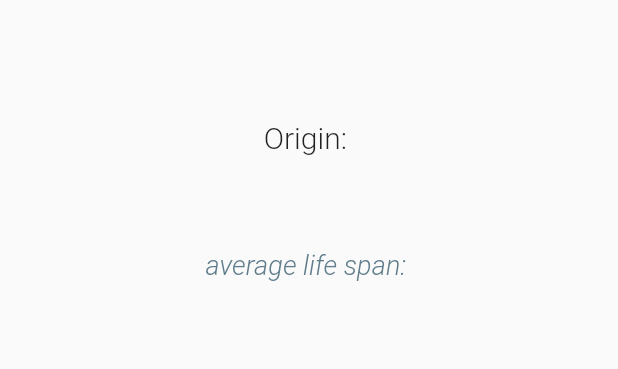
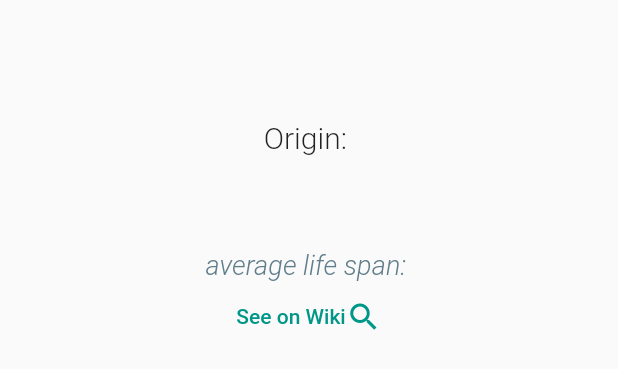
Before and after one commit to yarkaeva/cat_app, a Flutter app: the CatCardWidget widget shown alone on an empty page, opened directly with empty values, on a phone screen of 412 x 824 dp. Shown: the top 369 px of the screen. Run offline on Flutter 3.47's test engine with Material 2 defaults, Android fonts, the phone set to English and light mode, and no system bars; our stand-ins replace webview_flutter; network calls fail.

Commit message:
Added wiki webview

```diff
--- a/lib/core/theme.dart
+++ b/lib/core/theme.dart
@@ -9,6 +9,11 @@ class CustomTheme {
             color: Colors.white,
             fontSize: 25,
             fontWeight: FontWeight.w700,
+          ),
+        ),
+        textButtonTheme: const TextButtonThemeData(
+          style: ButtonStyle(
+            foregroundColor: MaterialStatePropertyAll(Colors.teal),
           ),
         ),
         textTheme: const TextTheme(
--- a/lib/main.dart
+++ b/lib/main.dart
@@ -1,5 +1,6 @@
 import 'package:fetching_data_with_cat_api/pages/cat_page.dart';
 import 'package:fetching_data_with_cat_api/pages/home_page.dart';
+import 'package:fetching_data_with_cat_api/pages/wiki_page.dart';
 import 'package:flutter/material.dart';
 import 'core/theme.dart';
 
@@ -17,6 +18,9 @@ class App extends StatelessWidget {
       routes: {
         '/': (context) => const HomePage(),
         '/cat_page': (context) => const CatPage(),
+        '/cat_page_wiki': (context) => WikiPage(
+              wikiUrl: ModalRoute.of(context)!.settings.arguments as String,
+            ),
       },
     );
   }
--- a/lib/widgets/cat_card_widget.dart
+++ b/lib/widgets/cat_card_widget.dart
@@ -8,7 +8,10 @@ class CatCardWidget extends StatelessWidget {
   @override
   Widget build(BuildContext context) {
     return ListView(
-        padding: const EdgeInsets.symmetric(vertical: 10, horizontal: 20),
+        padding: const EdgeInsets.symmetric(
+          vertical: 10,
+          horizontal: 20,
+        ),
         children: [
           Image.network(cat.url),
           Column(
@@ -31,6 +34,18 @@ class CatCardWidget extends StatelessWidget {
                 'average life span: ${cat.breed.lifeSpan}',
                 style: Theme.of(context).textTheme.bodySmall,
               ),
+              TextButton(
+                  onPressed: () {
+                    Navigator.pushNamed(context, '/cat_page_wiki',
+                        arguments: cat.breed.wikipediaUrl);
+                  },
+                  child: Row(
+                    mainAxisSize: MainAxisSize.min,
+                    children: const [
+                      Text('See on Wiki'),
+                      Icon(Icons.search),
+                    ],
+                  ))
             ],
           ),
         ]);
--- a/pubspec.yaml
+++ b/pubspec.yaml
@@ -11,6 +11,7 @@ dependencies:
     sdk: flutter
   http: ^0.13.5
   surf_lint_rules: ^2.0.0
+  webview_flutter: ^4.0.7
 
 dev_dependencies:
   flutter_test:
```
Also changed, not shown: lib/pages/wiki_page.dart (added, +32 -0 lines), pubspec.lock, 1 other file.
